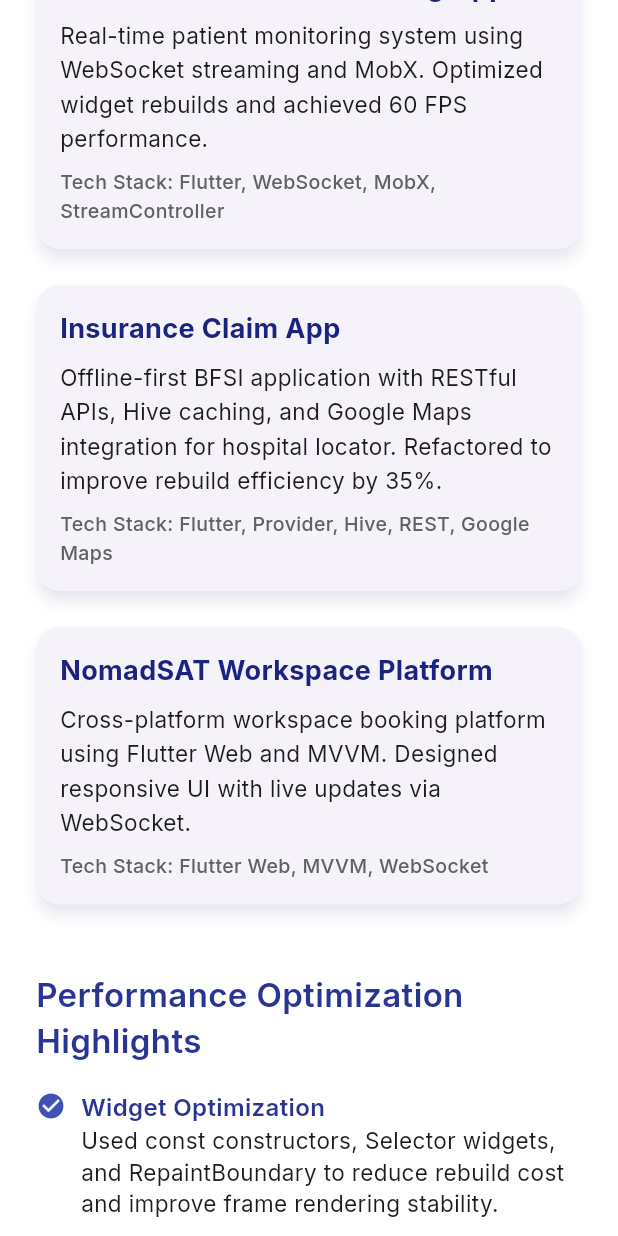
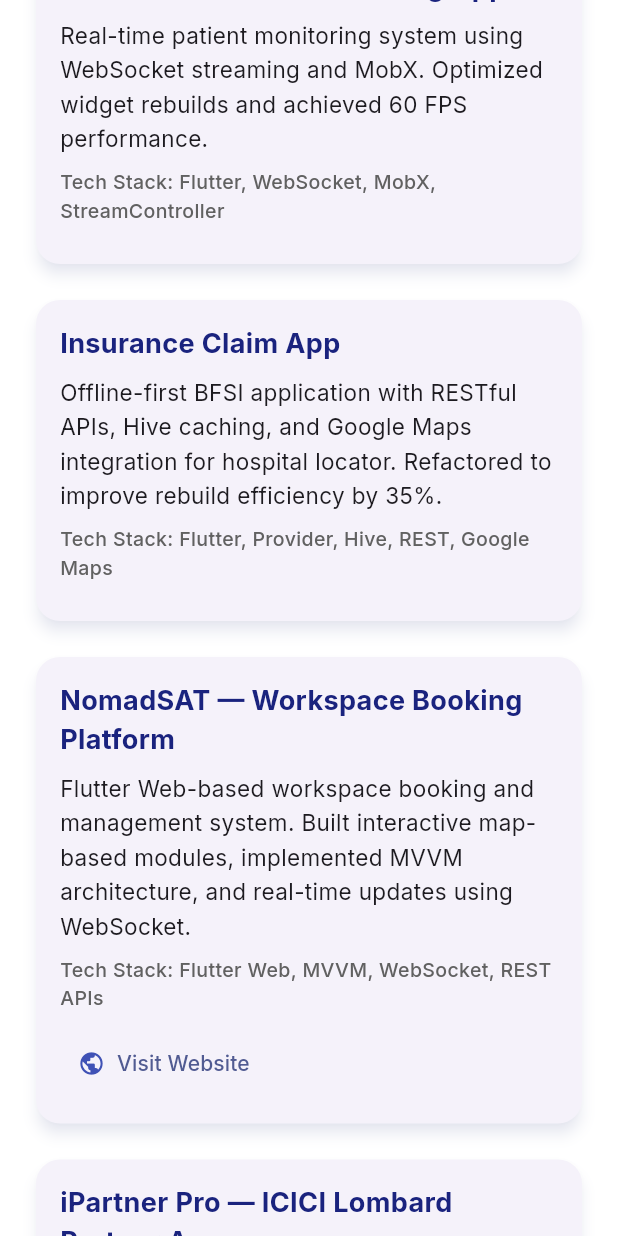
Before and after one commit to SushmitaBhor/flutter_portfolio, a Flutter app: the screen it shows after launch, scrolled down 576 dp, on a phone screen of 412 x 824 dp. Run offline on Flutter 3.47's test engine with Material 3 defaults, Android fonts, the phone set to English and light mode, and no system bars; our stand-ins replace animate_do, google_fonts.

Commit message:
third commit

```diff
--- a/lib/main.dart
+++ b/lib/main.dart
@@ -1,6 +1,8 @@
 import 'package:flutter/material.dart';
 import 'package:google_fonts/google_fonts.dart';
 import 'package:animate_do/animate_do.dart';
+import 'package:url_launcher/url_launcher.dart';
+import 'package:url_launcher/url_launcher_string.dart';
 
 void main() {
   runApp(const PortfolioApp());
@@ -102,10 +104,25 @@ class PortfolioHomePage extends StatelessWidget {
               FadeInUp(
                 duration: const Duration(milliseconds: 1200),
                 child: ProjectCard(
-                  title: 'NomadSAT Workspace Platform',
+                  title: 'NomadSAT — Workspace Booking Platform',
                   description:
-                      'Cross-platform workspace booking platform using Flutter Web and MVVM. Designed responsive UI with live updates via WebSocket.',
-                  techStack: 'Flutter Web, MVVM, WebSocket',
+                      'Flutter Web-based workspace booking and management system. Built interactive map-based modules, implemented MVVM architecture, and real-time updates using WebSocket.',
+                  techStack: 'Flutter Web, MVVM, WebSocket, REST APIs',
+                  webLink: 'https://nomadsat.com/',
+                ),
+              ),
+              FadeInUp(
+                duration: const Duration(milliseconds: 1300),
+                child: ProjectCard(
+                  title: 'iPartner Pro — ICICI Lombard Partner App',
+                  description:
+                      'Flutter mobile app for insurance partners to manage customer policies, leads, and payments. Contributed to UI modules, API integrations, and performance optimization for 10K+ daily users.',
+                  techStack:
+                      'Flutter, REST APIs, Provider/BLoC, Secure Storage',
+                  androidLink:
+                      'https://play.google.com/store/apps/details?id=com.icicilombard.ipartnerpro&pcampaignid=web_share',
+                  iosLink:
+                      'https://apps.apple.com/in/app/ipartner-pro/id1589043830?l=hi',
                 ),
               ),
 
@@ -206,12 +223,28 @@ class ProjectCard extends StatelessWidget {
   final String title;
   final String description;
   final String techStack;
+  final String? androidLink;
+  final String? iosLink;
+  final String? webLink;
+
   const ProjectCard({
     super.key,
     required this.title,
     required this.description,
     required this.techStack,
+    this.androidLink,
+    this.iosLink,
+    this.webLink,
   });
+
+  Future<void> _openLink(String url) async {
+    try {
+      await launchUrlString(url, mode: LaunchMode.externalApplication);
+    } catch (e) {
+      // ignore errors on web; you can add a debug print
+      print('Could not open link: $e');
+    }
+  }
 
   @override
   Widget build(BuildContext context) {
@@ -248,6 +281,29 @@ class ProjectCard extends StatelessWidget {
                   fontWeight: FontWeight.w500,
                   color: Colors.grey[700],
                 ),
+              ),
+              const SizedBox(height: 10),
+              Row(
+                children: [
+                  if (androidLink != null)
+                    TextButton.icon(
+                      onPressed: () => _openLink(androidLink!),
+                      icon: const Icon(Icons.android, color: Colors.green),
+                      label: const Text('Play Store'),
+                    ),
+                  if (iosLink != null)
+                    TextButton.icon(
+                      onPressed: () => _openLink(iosLink!),
+                      icon: const Icon(Icons.apple, color: Colors.black),
+                      label: const Text('App Store'),
+                    ),
+                  if (webLink != null)
+                    TextButton.icon(
+                      onPressed: () => _openLink(webLink!),
+                      icon: const Icon(Icons.public, color: Colors.indigo),
+                      label: const Text('Visit Website'),
+                    ),
+                ],
               ),
             ],
           ),
--- a/pubspec.yaml
+++ b/pubspec.yaml
@@ -36,6 +36,7 @@ dependencies:
   cupertino_icons: ^1.0.8
   google_fonts: ^6.3.2
   animate_do: ^4.2.0
+  url_launcher: ^6.3.2
 
 dev_dependencies:
   flutter_test:
```
Also changed, not shown: pubspec.lock, 5 other files.
